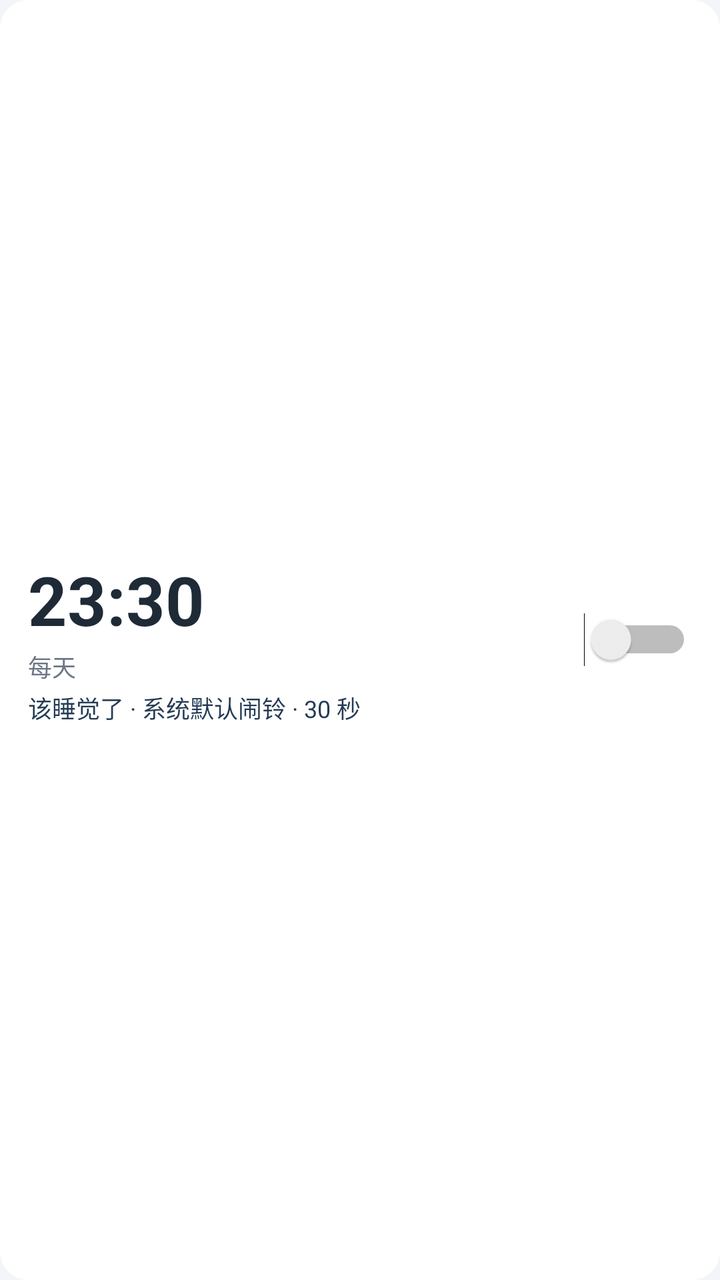
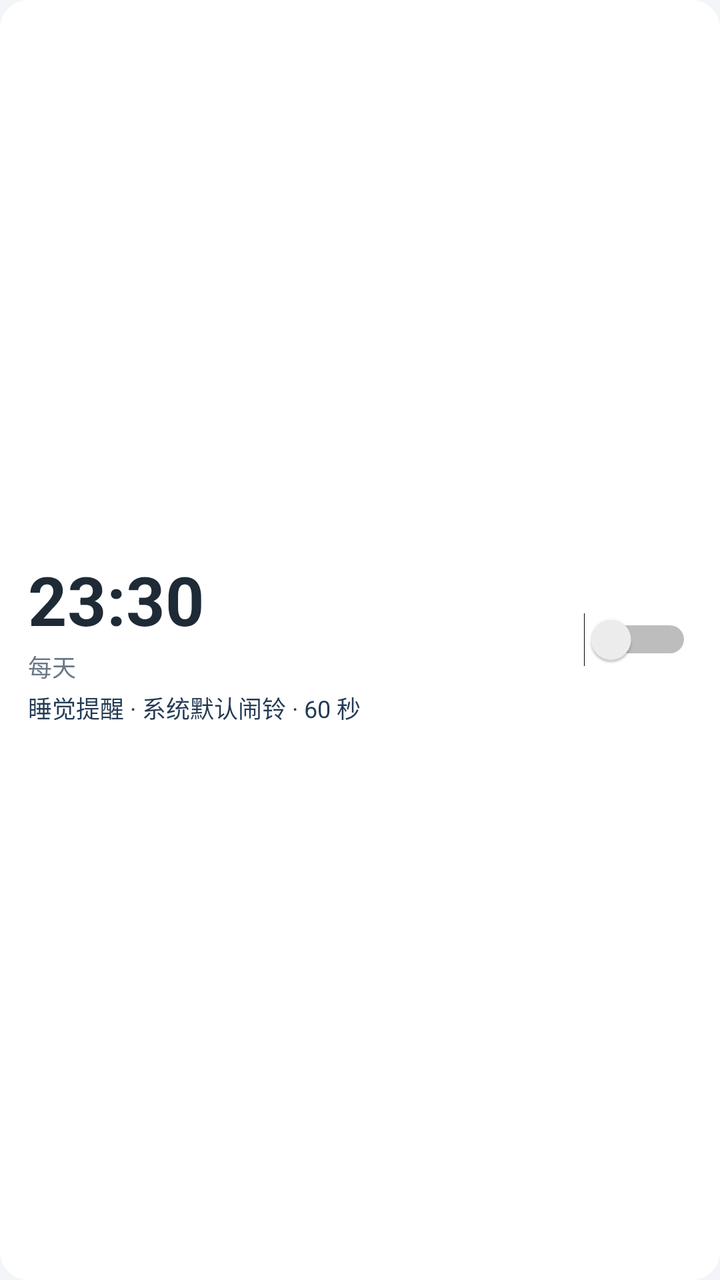

Compare the two renders of this Android layout. The source of the first and the diff that turns it into the second are given below.
<!-- AndroidManifest.xml: application theme Theme.LightAlarm -->
<!-- res/layout/item_alarm.xml -->
<?xml version="1.0" encoding="utf-8"?>
<LinearLayout xmlns:android="http://schemas.android.com/apk/res/android"
    android:layout_width="match_parent"
    android:layout_height="wrap_content"
    android:layout_marginBottom="8dp"
    android:background="@drawable/bg_card"
    android:gravity="center_vertical"
    android:orientation="horizontal"
    android:padding="14dp">

    <LinearLayout
        android:layout_width="0dp"
        android:layout_height="wrap_content"
        android:layout_weight="1"
        android:orientation="vertical">

        <TextView
            android:id="@+id/tvAlarmTime"
            android:layout_width="wrap_content"
            android:layout_height="wrap_content"
            android:text="23:30"
            android:textColor="@color/text"
            android:textSize="34sp"
            android:textStyle="bold" />

        <TextView
            android:id="@+id/tvAlarmDays"
            android:layout_width="wrap_content"
            android:layout_height="wrap_content"
            android:paddingTop="2dp"
            android:text="每天"
            android:textColor="@color/sub"
            android:textSize="12sp" />

        <TextView
            android:id="@+id/tvAlarmInfo"
            android:layout_width="wrap_content"
            android:layout_height="wrap_content"
            android:paddingTop="3dp"
            android:text="该睡觉了 · 系统默认闹铃 · 30 秒"
            android:textColor="@color/primary"
            android:textSize="12sp" />
    </LinearLayout>

    <Switch
        android:id="@+id/switchAlarm"
        android:layout_width="wrap_content"
        android:layout_height="wrap_content" />

</LinearLayout>
<!-- resources referenced by this layout -->
<resources>
  <color name="primary">#FF243B55</color>
  <color name="sub">#FF6B7785</color>
  <color name="text">#FF1F2A37</color>
  <!-- drawable bg_card (drawable) -->
  <?xml version="1.0" encoding="utf-8"?>
  <shape xmlns:android="http://schemas.android.com/apk/res/android"
      android:shape="rectangle">
      <solid android:color="@color/card" />
      <corners android:radius="14dp" />
  </shape>
  <style name="Theme.LightAlarm" parent="Theme.AppCompat.Light.NoActionBar">
          <item name="colorPrimary">@color/primary</item>
          <item name="colorPrimaryDark">@color/primary_dark</item>
          <item name="colorAccent">@color/accent</item>
          <item name="android:windowBackground">@color/bg</item>
          <item name="android:statusBarColor">@color/primary_dark</item>
          <item name="android:textColorPrimary">@color/text</item>
          <item name="android:textColorSecondary">@color/sub</item>
      </style>
  <color name="card">#FFFFFFFF</color>
  <color name="primary_dark">#FF16232F</color>
  <color name="accent">#FFFFB74D</color>
  <color name="bg">#FFF3F5F8</color>
</resources>

<!-- the commit's change to res/layout/item_alarm.xml (unified diff, before → after) -->
@@ -37,7 +37,7 @@
             android:layout_width="wrap_content"
             android:layout_height="wrap_content"
             android:paddingTop="3dp"
-            android:text="该睡觉了 · 系统默认闹铃 · 30 秒"
+            android:text="睡觉提醒 · 系统默认闹铃 · 60 秒"
             android:textColor="@color/primary"
             android:textSize="12sp" />
     </LinearLayout>
